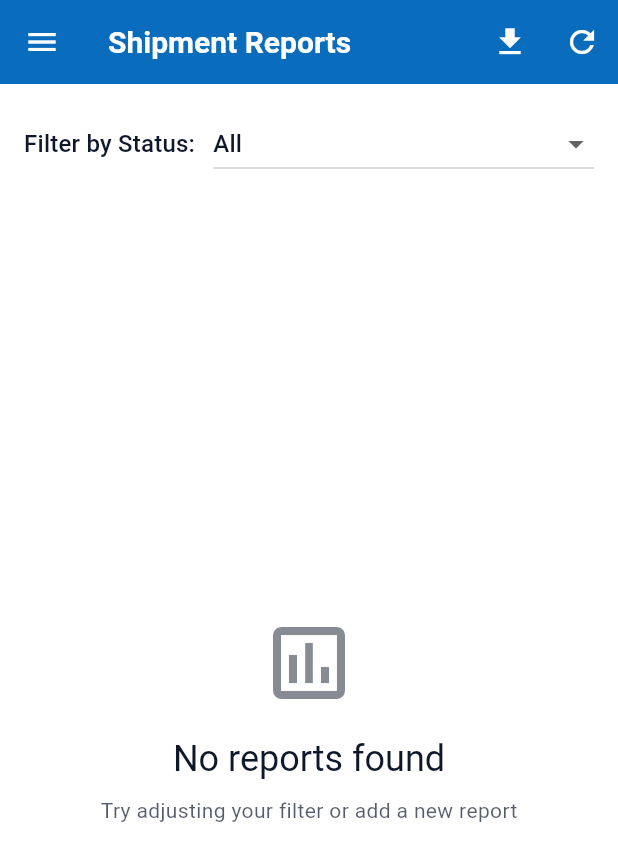
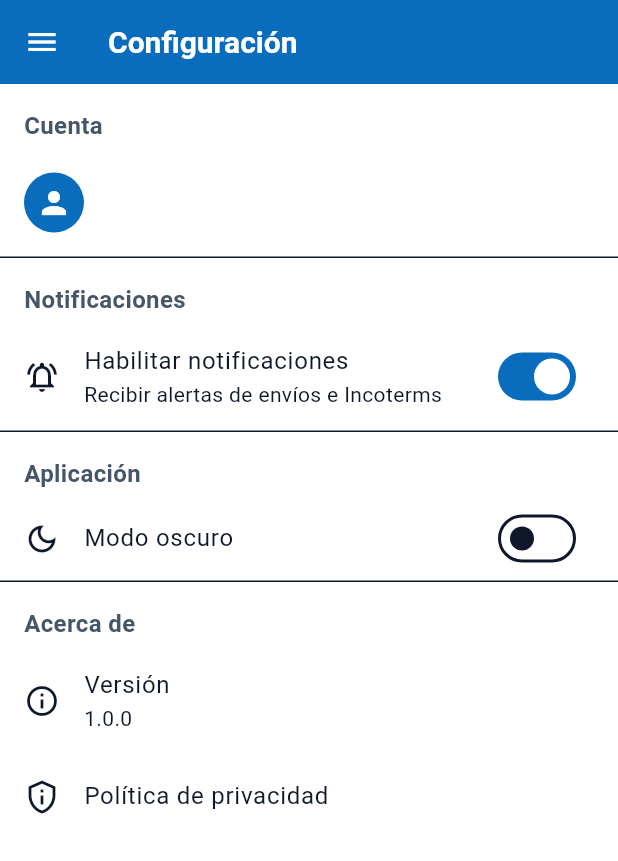
Before and after one commit to 1ASI0728-2520-7306-TEEMO-SOLUTIONS/upc-pre-202501-cc-1asi0732-4441-TeemoSolutions-mobile, a Flutter app: the ShipmentReportsScreen screen opened by its route, in the side drawer, after a tap on "Configuración", on a phone screen of 412 x 824 dp. Shown: the top 861 px of the screen. Run offline on Flutter 3.47's test engine with Material 3 defaults, Android fonts, the phone set to English and light mode, and no system bars; our stand-ins replace flutter_map, flutter_secure_storage, go_router, latlong2, printing, shared_preferences; missing offline and left inert: excel; accounts and stored records are empty; network calls fail; Roboto replaces fonts that are missing (Montserrat).

Commit message:
feat: add settings screen and navigation to settings, pdf generation for shipment reports and fix links for quick buttons

```diff
--- a/lib/core/constants/app_constants.dart
+++ b/lib/core/constants/app_constants.dart
@@ -44,6 +44,7 @@ class AppRoutes {
   static const String shipmentReports = '/shipment-reports';
   static const String routeHistory = '/route-history';
   static const String nearbyPorts = '/nearby-ports';
+  static const String settings = '/settings';
 }
 
 /// User roles matching Angular's role system
--- a/lib/core/utils/app_router.dart
+++ b/lib/core/utils/app_router.dart
@@ -1,6 +1,7 @@
 import 'package:go_router/go_router.dart';
 import 'package:flutter/material.dart';
 
+import '../../presentation/screens/settings/settings_screen.dart';
 import '../constants/app_constants.dart';
 import '../../presentation/screens/splash_screen.dart';
 import '../../presentation/screens/auth/login_screen.dart';
@@ -63,6 +64,13 @@ class AppRouter {
         builder: (context, state) => const NearbyPortsScreen(),
         redirect: _authGuard,
       ),
+
+      GoRoute(
+        path: AppRoutes.settings,
+        name: 'settings',
+        builder: (context, state) => const SettingsScreen(),
+        redirect: _authGuard,
+      ),
     ],
 
     // Error handling
--- a/lib/main.dart
+++ b/lib/main.dart
@@ -54,6 +54,7 @@ class MushroomApp extends StatelessWidget {
         ChangeNotifierProvider(
           create: (_) => RouteProvider(RouteService(), PortService()),
         ),
+
       ],
       child: Consumer<ThemeProvider>(
         builder: (context, themeProvider, child) {
--- /dev/null
+++ b/lib/presentation/screens/settings/settings_screen.dart
@@ -0,0 +1,123 @@
+import 'package:flutter/material.dart';
+import 'package:provider/provider.dart';
+import '../../providers/auth_provider.dart';
+import '../../providers/theme_provider.dart'; // 👈 importa tu theme provider
+import '../../widgets/common/custom_drawer.dart';
+
+class SettingsScreen extends StatefulWidget {
+  const SettingsScreen({super.key});
+
+  @override
+  State<SettingsScreen> createState() => _SettingsScreenState();
+}
+
+class _SettingsScreenState extends State<SettingsScreen> {
+  bool _notificationsEnabled = true;
+  bool _emailReports = false;
+
+  @override
+  Widget build(BuildContext context) {
+    // leemos el estado actual del tema desde el provider
+    final isDark =
+        context.watch<ThemeProvider>().themeMode == ThemeMode.dark;
+
+    return Scaffold(
+      appBar: AppBar(
+        title: const Text('Configuración'),
+      ),
+      drawer: const CustomDrawer(),
+      body: ListView(
+        children: [
+          // Cuenta
+          const Padding(
+            padding: EdgeInsets.fromLTRB(16, 16, 16, 4),
+            child: Text(
+              'Cuenta',
+              style: TextStyle(fontWeight: FontWeight.bold, fontSize: 16),
+            ),
+          ),
+          Consumer<AuthProvider>(
+            builder: (context, authProvider, child) {
+              final user = authProvider.currentUser;
+
+              return ListTile(
+                leading: const CircleAvatar(child: Icon(Icons.person)),
+                title: Text(
+                  user?.name ?? 'Usuario desconocido',
+                  style: const TextStyle(fontWeight: FontWeight.w600),
+                ),
+                subtitle: Text(
+                  user?.role ?? 'Sin rol asignado',
+                  style: const TextStyle(color: Colors.grey),
+                ),
+              );
+            },
+          ),
+          const Divider(height: 1),
+
+          // Notificaciones
+          const Padding(
+            padding: EdgeInsets.fromLTRB(16, 16, 16, 4),
+            child: Text(
+              'Notificaciones',
+              style: TextStyle(fontWeight: FontWeight.bold, fontSize: 16),
+            ),
+          ),
+          SwitchListTile(
+            title: const Text('Habilitar notificaciones'),
+            subtitle: const Text('Recibir alertas de envíos e Incoterms'),
+            value: _notificationsEnabled,
+            onChanged: (val) {
+              setState(() {
+                _notificationsEnabled = val;
+              });
+            },
+            secondary: const Icon(Icons.notifications_active_outlined),
+          ),
+          const Divider(height: 1),
+
+          // Aplicación
+          const Padding(
+            padding: EdgeInsets.fromLTRB(16, 16, 16, 4),
+            child: Text(
+              'Aplicación',
+              style: TextStyle(fontWeight: FontWeight.bold, fontSize: 16),
+            ),
+          ),
+          SwitchListTile(
+            title: const Text('Modo oscuro'),
+            value: isDark,
+            onChanged: (val) {
+
+              context.read<ThemeProvider>().toggleTheme(val);
+            },
+            secondary: const Icon(Icons.dark_mode_outlined),
+          ),
+
+          const Divider(height: 1),
+
+          // Acerca de
+          const Padding(
+            padding: EdgeInsets.fromLTRB(16, 16, 16, 4),
+            child: Text(
+              'Acerca de',
+              style: TextStyle(fontWeight: FontWeight.bold, fontSize: 16),
+            ),
+          ),
+          ListTile(
+            leading: const Icon(Icons.info_outline),
+            title: const Text('Versión'),
+            subtitle: const Text('1.0.0'),
+          ),
+          ListTile(
+            leading: const Icon(Icons.privacy_tip_outlined),
+            title: const Text('Política de privacidad'),
+            onTap: () {},
+          ),
+
+          const SizedBox(height: 24),
+        ],
+      ),
+    );
+  }
+}
--- a/lib/presentation/widgets/common/custom_drawer.dart
+++ b/lib/presentation/widgets/common/custom_drawer.dart
@@ -56,20 +56,17 @@ class CustomDrawer extends StatelessWidget {
                   context,
                   icon: Icons.settings_outlined,
                   title: 'Configuración',
-                  onTap: () {
-                    Navigator.pop(context);
-                    // TODO: Navigate to settings
-                  },
+                  route: AppRoutes.settings,
                 ),
-                _buildNavigationItem(
-                  context,
-                  icon: Icons.help_outline,
-                  title: 'Ayuda',
-                  onTap: () {
-                    Navigator.pop(context);
-                    // TODO: Navigate to help
-                  },
-                ),
+                // _buildNavigationItem(
+                //   context,
+                //   icon: Icons.help_outline,
+                //   title: 'Ayuda',
+                //   onTap: () {
+                //     Navigator.pop(context);
+                //     // TODO: Navigate to help
+                //   },
+                // ),
               ],
             ),
           ),
```
Also changed, not shown: lib/presentation/providers/theme_provider.dart (+3 -56 lines), lib/presentation/screens/dashboard/dashboard_screen.dart (+6 -14 lines), lib/presentation/screens/reports/shipment_reports_screen.dart (+58 -11 lines).
